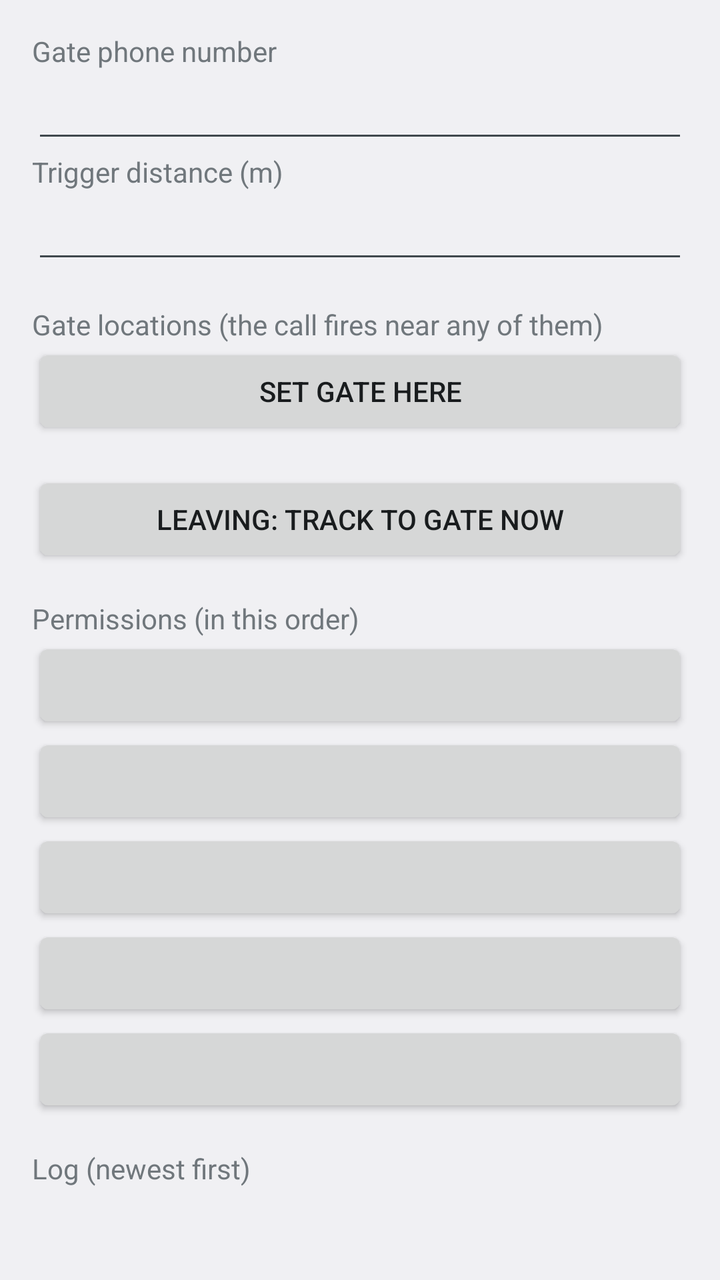
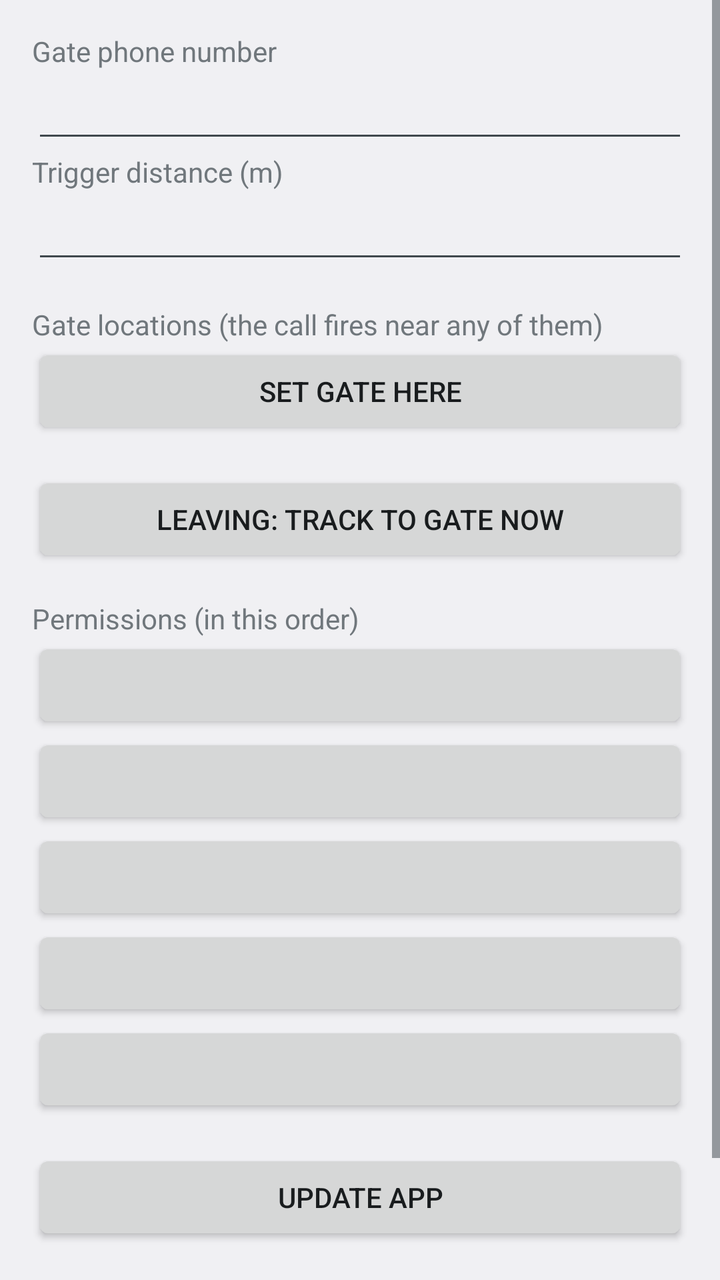

Before-and-after screenshots of an Android layout around one commit, followed by the original layout XML and the change that was made.
<!-- AndroidManifest.xml: application theme android:Theme.DeviceDefault.DayNight -->
<!-- res/layout/main.xml -->
<?xml version="1.0" encoding="utf-8"?>
<ScrollView xmlns:android="http://schemas.android.com/apk/res/android"
    android:layout_width="match_parent"
    android:layout_height="match_parent">

    <LinearLayout
        android:layout_width="match_parent"
        android:layout_height="wrap_content"
        android:orientation="vertical"
        android:padding="16dp">

        <TextView
            android:layout_width="wrap_content"
            android:layout_height="wrap_content"
            android:text="Gate phone number" />

        <EditText
            android:id="@+id/number"
            android:layout_width="match_parent"
            android:layout_height="wrap_content"
            android:importantForAutofill="no"
            android:inputType="phone" />

        <TextView
            android:layout_width="wrap_content"
            android:layout_height="wrap_content"
            android:text="Trigger distance (m)" />

        <EditText
            android:id="@+id/trigger"
            android:layout_width="match_parent"
            android:layout_height="wrap_content"
            android:importantForAutofill="no"
            android:inputType="numberDecimal" />

        <TextView
            android:layout_width="wrap_content"
            android:layout_height="wrap_content"
            android:layout_marginTop="16dp"
            android:text="Gate locations (the call fires near any of them)" />

        <LinearLayout
            android:id="@+id/points"
            android:layout_width="match_parent"
            android:layout_height="wrap_content"
            android:orientation="vertical" />

        <Button
            android:id="@+id/setGate"
            android:layout_width="match_parent"
            android:layout_height="wrap_content"
            android:text="Set gate here" />

        <ProgressBar
            android:id="@+id/progress"
            style="?android:attr/progressBarStyleHorizontal"
            android:layout_width="match_parent"
            android:layout_height="wrap_content"
            android:visibility="gone" />

        <Button
            android:id="@+id/track"
            android:layout_width="match_parent"
            android:layout_height="wrap_content"
            android:layout_marginTop="16dp"
            android:text="Leaving: track to gate now" />

        <TextView
            android:layout_width="wrap_content"
            android:layout_height="wrap_content"
            android:layout_marginTop="16dp"
            android:text="Permissions (in this order)" />

        <Button
            android:id="@+id/permLocation"
            android:layout_width="match_parent"
            android:layout_height="wrap_content" />

        <Button
            android:id="@+id/permBackground"
            android:layout_width="match_parent"
            android:layout_height="wrap_content" />

        <Button
            android:id="@+id/permPhone"
            android:layout_width="match_parent"
            android:layout_height="wrap_content" />

        <Button
            android:id="@+id/permNotify"
            android:layout_width="match_parent"
            android:layout_height="wrap_content" />

        <Button
            android:id="@+id/permBattery"
            android:layout_width="match_parent"
            android:layout_height="wrap_content" />

        <TextView
            android:layout_width="wrap_content"
            android:layout_height="wrap_content"
            android:layout_marginTop="16dp"
            android:text="Log (newest first)" />

        <TextView
            android:id="@+id/log"
            android:layout_width="match_parent"
            android:layout_height="wrap_content"
            android:textIsSelectable="true"
            android:textSize="11sp"
            android:typeface="monospace" />
    </LinearLayout>
</ScrollView>
<!-- resources referenced by this layout -->
<resources>

</resources>

<!-- the commit's change to res/layout/main.xml (unified diff, before → after) -->
@@ -96,6 +96,18 @@
             android:layout_width="match_parent"
             android:layout_height="wrap_content" />
 
+        <Button
+            android:id="@+id/update"
+            android:layout_width="match_parent"
+            android:layout_height="wrap_content"
+            android:layout_marginTop="16dp"
+            android:text="Update app" />
+
+        <TextView
+            android:id="@+id/updateStatus"
+            android:layout_width="wrap_content"
+            android:layout_height="wrap_content" />
+
         <TextView
             android:layout_width="wrap_content"
             android:layout_height="wrap_content"
